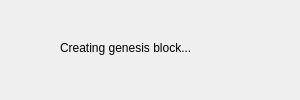
Qt form src/qt/loadingdialog.ui (jalenfran/blockchainvoting) before a commit.
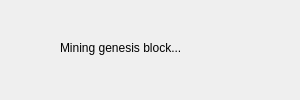
The same form after that commit.

Commit message: Fully implemented the GUI and fixed and added error checking for invalid input. Improved the multithreading for mining. Also, greatly Improved the documentation for the project.

```diff
--- a/src/qt/loadingdialog.ui
+++ b/src/qt/loadingdialog.ui
@@ -23,7 +23,7 @@
     </rect>
    </property>
    <property name="text">
-    <string>Creating genesis block...</string>
+    <string>Mining genesis block...</string>
    </property>
   </widget>
  </widget>
```
The commit also changes 32 other files.
